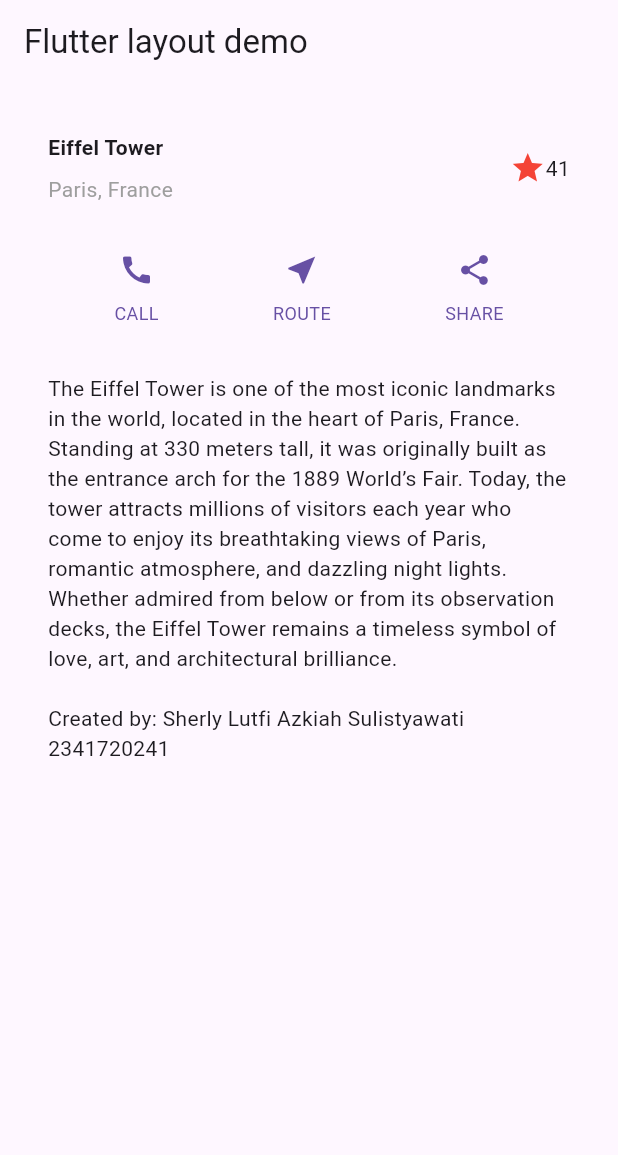
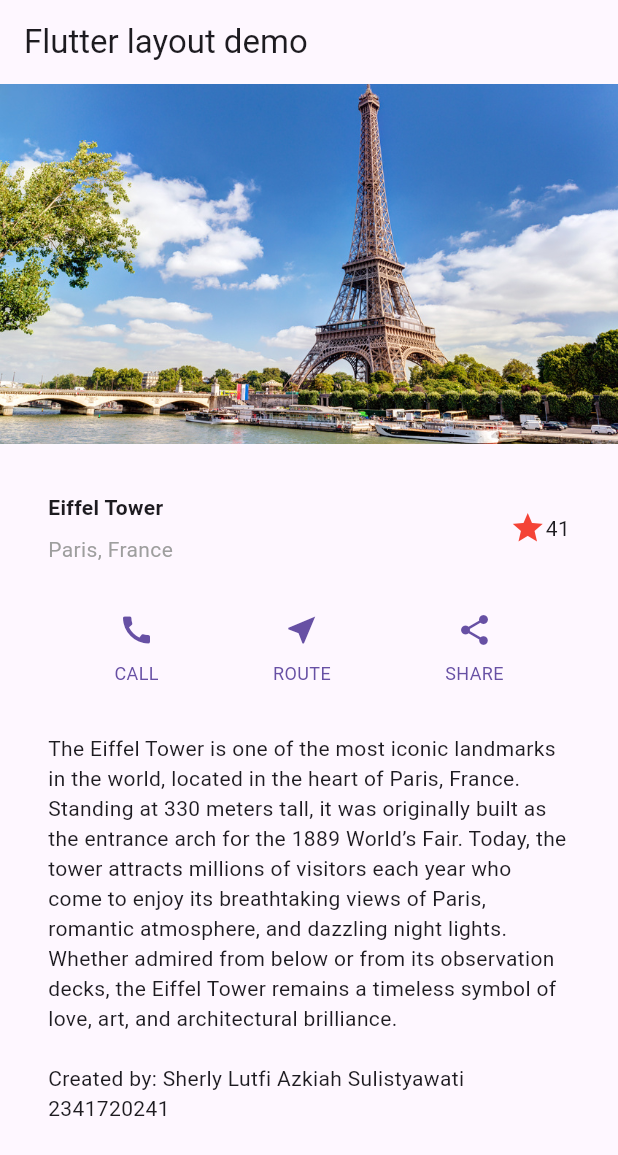
Before and after one commit to sherlyazkiah/layout_flutter, a Flutter app: the screen it shows after launch, on a phone screen of 412 x 824 dp. Shown: the top 1155 px of the screen. Run offline on Flutter 3.47's test engine with Material 3 defaults, Android fonts, the phone set to English and light mode, and no system bars.

Commit message:
practicum 4

```diff
--- a/lib/main.dart
+++ b/lib/main.dart
@@ -80,8 +80,14 @@ class MyApp extends StatelessWidget {
         appBar: AppBar(
           title: const Text('Flutter layout demo'),
         ),
-        body: Column(
+        body: ListView(
           children: [
+            Image.asset(
+              'img/eiffel.jpg',
+              width: 600,
+              height: 240,
+              fit: BoxFit.cover,
+            ),
             titleSection,
             buttonSection,
             textSection,
--- a/pubspec.yaml
+++ b/pubspec.yaml
@@ -58,9 +58,8 @@ flutter:
   uses-material-design: true
 
   # To add assets to your application, add an assets section, like this:
-  # assets:
-  #   - images/a_dot_burr.jpeg
-  #   - images/a_dot_ham.jpeg
+  assets:
+     - img/eiffel.jpg
 
   # An image asset can refer to one or more resolution-specific "variants", see
   # https://flutter.dev/to/resolution-aware-images
```
Also changed, not shown: img/eiffel.jpg (added), img/p4.png (added).
